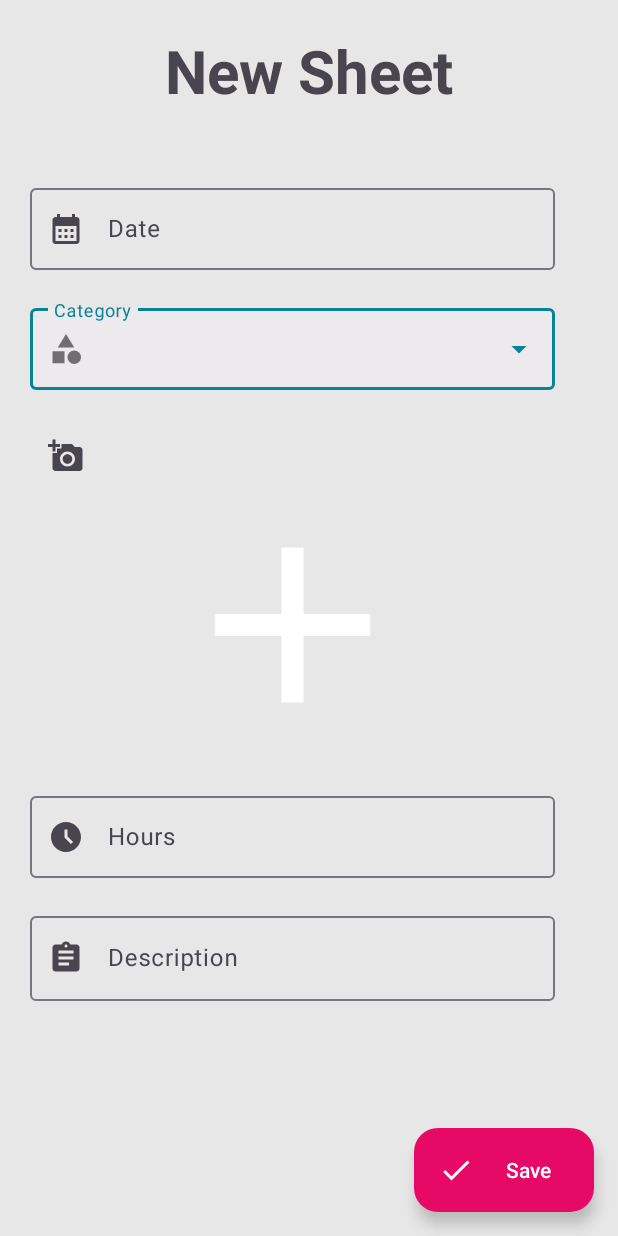
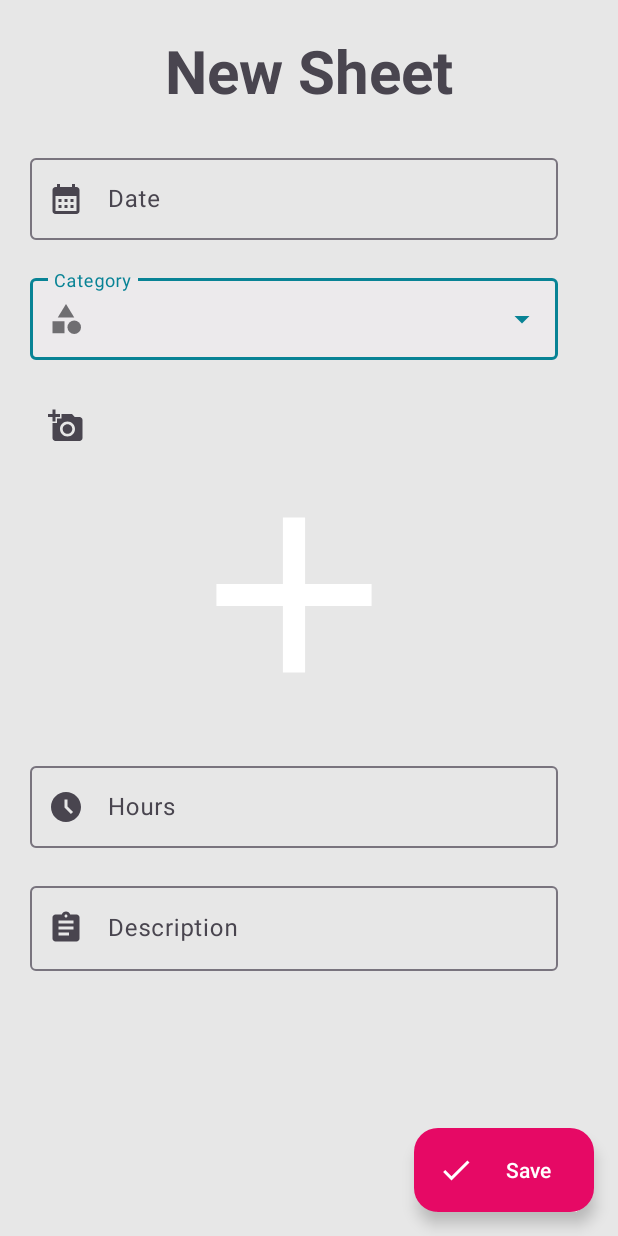
Before and after one commit to HumanClone/TimeWiseFrontEnd, an Android app: the fragment CreateTs shown on its own in the app's theme, on a phone screen of 412 x 824 dp. Run offline under Robolectric (Android 15) with nearby library versions, the phone set to English and light mode, and no system bars; our stand-ins replace Firebase (no records; nobody signed in at launch, a user with empty details on screens opened directly); libraries missing offline, so code that uses them is left out: com.wdullaer.materialdatetimepicker; pictures from the network do not load; 2 statements that could not run were skipped.

Commit message:
screen ratio fix

```diff
--- a/app/src/main/res/layout/fragment_create_ts.xml
+++ b/app/src/main/res/layout/fragment_create_ts.xml
@@ -25,12 +25,12 @@
         android:layout_height="700dp"
         android:layout_marginTop="100dp"
         android:paddingStart="20dp"
-        android:orientation="vertical"
-        android:padding="20dp">
+        android:paddingEnd="40dp"
+        android:orientation="vertical">
 
         <com.google.android.material.textfield.TextInputLayout
         android:id="@+id/DateLay"
-        android:layout_width="350dp"
+        android:layout_width="match_parent"
         android:layout_height="60dp"
         android:hint="@string/date"
         app:errorEnabled="true"
@@ -49,7 +49,7 @@
 
         <com.google.android.material.textfield.TextInputLayout
             android:id="@+id/CateLay"
-            android:layout_width="350dp"
+            android:layout_width="match_parent"
             android:layout_height="60dp"
             android:layout_marginTop="20dp"
             android:hint="@string/Category"
@@ -71,17 +71,15 @@
 
 
         <LinearLayout
-            android:layout_width="wrap_content"
+            android:layout_width="match_parent"
 
             android:layout_height="wrap_content"
             android:layout_marginTop="20dp">
 
             <com.google.android.material.textfield.TextInputLayout
                 android:id="@+id/PictureLay"
-                android:layout_width="350dp"
+                android:layout_width="match_parent"
                 android:layout_height="225dp"
-
-
                 android:hint="@string/picture"
                 app:hintEnabled="true"
                 app:startIconDrawable="@drawable/vector_add_photo">
@@ -98,7 +96,7 @@
 
         <com.google.android.material.textfield.TextInputLayout
             android:id="@+id/HourLay"
-            android:layout_width="350dp"
+            android:layout_width="match_parent"
             android:layout_height="60dp"
             android:layout_marginTop="20dp"
             android:hint="@string/hours"
@@ -116,8 +114,9 @@
 
         <com.google.android.material.textfield.TextInputLayout
             android:id="@+id/DesLay"
-            android:layout_width="350dp"
+            android:layout_width="match_parent"
             android:layout_height="wrap_content"
+            android:maxHeight="80dp"
             android:layout_marginTop="20dp"
             android:hint="@string/des"
             app:errorEnabled="true"
--- a/app/src/main/res/layout/fragment_stats.xml
+++ b/app/src/main/res/layout/fragment_stats.xml
@@ -79,7 +79,7 @@
 
             <com.google.android.material.textfield.TextInputLayout
                 android:id="@+id/DateLay2"
-                android:layout_width="160dp"
+                android:layout_width="match_parent"
                 android:layout_height="60dp"
                 android:layout_marginLeft="30dp"
                 android:hint="@string/end"
@@ -103,7 +103,7 @@
 
         <com.google.android.material.textfield.TextInputLayout
             android:id="@+id/CateLay1"
-            android:layout_width="350dp"
+            android:layout_width="match_parent"
             android:layout_height="60dp"
             android:layout_marginTop="20dp"
             android:hint="@string/Category"
@@ -149,7 +149,6 @@
         android:id="@+id/extended_fabstats"
         app:backgroundTint="?attr/colorSecondary"
         app:iconTint="@color/white"
-        style="?attr/floatingActionButtonLargeStyle"
         android:layout_width="wrap_content"
         android:layout_height="wrap_content"
         android:layout_margin="16dp"
```
Also changed, not shown: app/src/main/res/layout/fragment_profile.xml (+1 -17 lines), app/src/main/res/layout/fragment_timesheet.xml (+6 -8 lines).
